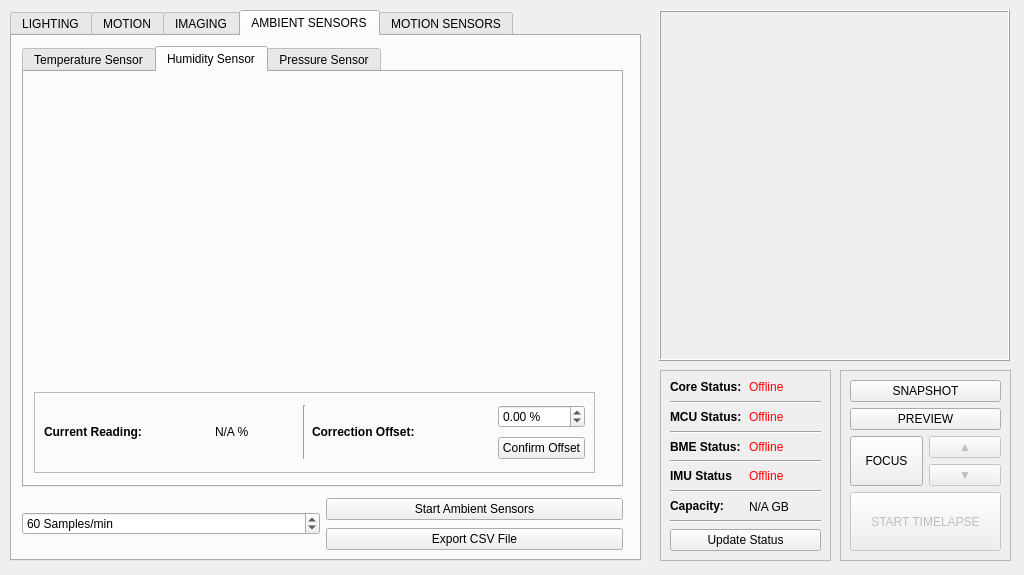
Before: the Qt Designer form _ui/Clinostat.ui in CoCl-Jerry/SciSpin_Max_Dev, drawn with Qt 5.
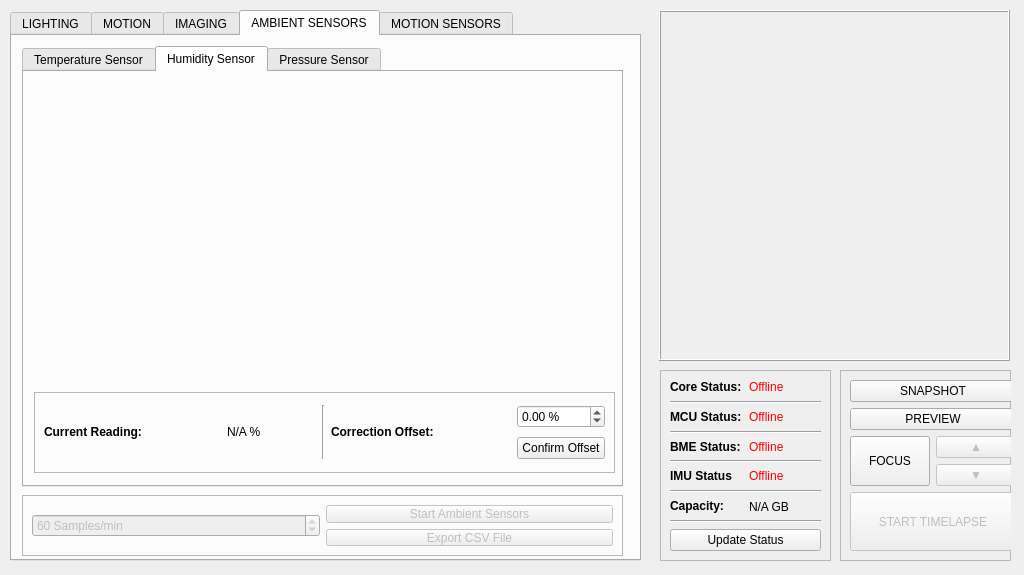
After: the same form once the commit is applied. The open tabs and pages were chosen to show the change. Icons and pictures are not drawn. Custom widgets are drawn as their Qt base class.

```diff
--- a/_ui/Clinostat.ui
+++ b/_ui/Clinostat.ui
@@ -65,7 +65,7 @@
      </rect>
     </property>
     <property name="currentIndex">
-     <number>2</number>
+     <number>3</number>
     </property>
     <widget class="QWidget" name="main_lighting_tab">
      <attribute name="title">
@@ -1296,6 +1296,9 @@
       <string>AMBIENT SENSORS</string>
      </attribute>
      <widget class="QTabWidget" name="ambient_sensors_tabWidget">
+      <property name="enabled">
+       <bool>true</bool>
+      </property>
       <property name="geometry">
        <rect>
         <x>10</x>
@@ -1305,7 +1308,7 @@
        </rect>
       </property>
       <property name="currentIndex">
-       <number>0</number>
+       <number>1</number>
       </property>
       <widget class="QWidget" name="ambient_temperature_tab">
        <attribute name="title">
@@ -1316,7 +1319,7 @@
          <rect>
           <x>10</x>
           <y>10</y>
-          <width>561</width>
+          <width>581</width>
           <height>301</height>
          </rect>
         </property>
@@ -1326,7 +1329,7 @@
          <rect>
           <x>10</x>
           <y>320</y>
-          <width>561</width>
+          <width>581</width>
           <height>81</height>
          </rect>
         </property>
@@ -1341,7 +1344,7 @@
           <rect>
            <x>10</x>
            <y>10</y>
-           <width>541</width>
+           <width>561</width>
            <height>61</height>
           </rect>
          </property>
@@ -1419,7 +1422,7 @@
          <rect>
           <x>10</x>
           <y>10</y>
-          <width>561</width>
+          <width>581</width>
           <height>301</height>
          </rect>
         </property>
@@ -1429,7 +1432,7 @@
          <rect>
           <x>10</x>
           <y>320</y>
-          <width>561</width>
+          <width>581</width>
           <height>81</height>
          </rect>
         </property>
@@ -1444,7 +1447,7 @@
           <rect>
            <x>10</x>
            <y>10</y>
-           <width>541</width>
+           <width>561</width>
            <height>61</height>
           </rect>
          </property>
@@ -1522,7 +1525,7 @@
          <rect>
           <x>10</x>
           <y>10</y>
-          <width>561</width>
+          <width>581</width>
           <height>301</height>
          </rect>
         </property>
@@ -1532,7 +1535,7 @@
          <rect>
           <x>10</x>
           <y>320</y>
-          <width>561</width>
+          <width>581</width>
           <height>81</height>
          </rect>
         </property>
@@ -1547,7 +1550,7 @@
           <rect>
            <x>10</x>
            <y>10</y>
-           <width>541</width>
+           <width>561</width>
            <height>61</height>
           </rect>
          </property>
@@ -1617,20 +1620,38 @@
        </widget>
       </widget>
      </widget>
+     <widget class="QFrame" name="ambient_sensor_frame">
+      <property name="enabled">
+       <bool>false</bool>
+      </property>
+      <property name="geometry">
+       <rect>
+        <x>10</x>
+        <y>459</y>
+        <width>601</width>
+        <height>61</height>
+       </rect>
+      </property>
+      <property name="frameShape">
+       <enum>QFrame::StyledPanel</enum>
+      </property>
+      <property name="frameShadow">
+       <enum>QFrame::Raised</enum>
+      </property>
      <widget class="QWidget" name="gridLayoutWidget_11">
       <property name="geometry">
        <rect>
         <x>10</x>
-        <y>460</y>
-        <width>601</width>
-        <height>56</height>
+         <y>10</y>
+         <width>581</width>
+         <height>41</height>
        </rect>
       </property>
       <layout class="QGridLayout" name="gridLayout_11">
        <item row="0" column="1">
         <widget class="QPushButton" name="ambient_start_sensors_pushButton">
          <property name="enabled">
-          <bool>true</bool>
+           <bool>false</bool>
          </property>
          <property name="sizePolicy">
           <sizepolicy hsizetype="Minimum" vsizetype="Fixed">
@@ -1684,6 +1705,7 @@
       </layout>
      </widget>
     </widget>
+    </widget>
     <widget class="QWidget" name="main_motion_sensor_tab">
      <attribute name="title">
       <string>MOTION SENSORS</string>
@@ -1913,7 +1935,7 @@
       <rect>
        <x>10</x>
        <y>10</y>
-       <width>151</width>
+       <width>166</width>
        <height>171</height>
       </rect>
      </property>
```
Lines whose indentation alone changed are shown as unchanged.
